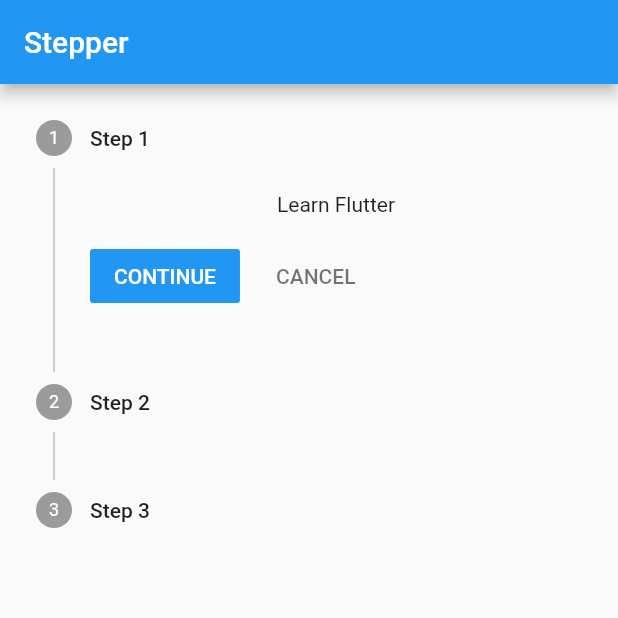
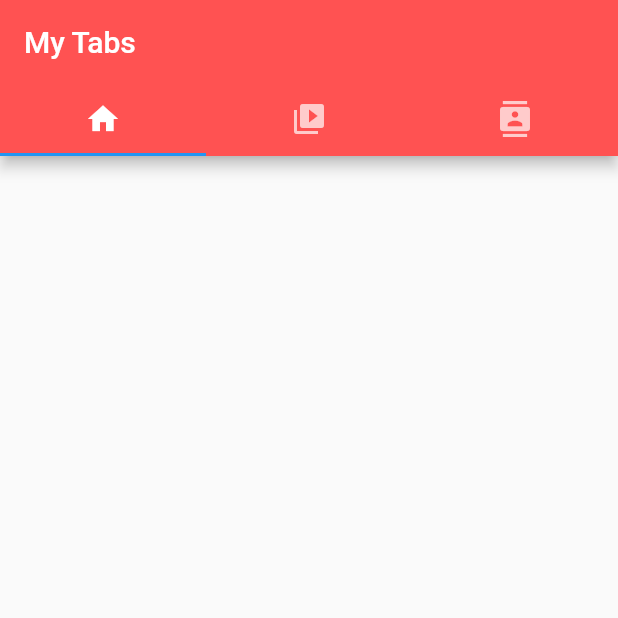
Before and after one commit to JKBustillo/first-app-fluttler, a Flutter app: the screen it shows after launch, on a phone screen of 412 x 824 dp, the top half of it. Run offline on Flutter 3.47's test engine with Material 2 defaults, Android fonts, the phone set to English and light mode, and no system bars.

Commit message:
feat: tabBar ready

```diff
--- a/lib/main.dart
+++ b/lib/main.dart
@@ -2,62 +2,44 @@ import 'package:flutter/material.dart';
 
 void main() {
   runApp(new MaterialApp(
-    home: MyStepper(),
+    home: MyTabs(),
   ));
 }
 
-class MyStepper extends StatefulWidget {
-  MyStepper({Key key}) : super(key: key);
+class MyTabs extends StatefulWidget {
+  MyTabs({Key key}) : super(key: key);
 
   @override
-  _MyStepperState createState() => _MyStepperState();
+  _MyTabsState createState() => _MyTabsState();
 }
 
-class _MyStepperState extends State<MyStepper> {
-  int _currentStep = 0;
-  List<Step> mySteps = [
-    new Step(
-      title: new Text("Step 1"),
-      content: new Text("Learn Flutter")
-    ),
-    new Step(
-      title: new Text("Step 2"),
-      content: new Text("Develop App")
-    ),
-    new Step(
-      title: new Text("Step 3"),
-      content: new Text("Deploy App")
-    )
-  ];
+class _MyTabsState extends State<MyTabs> with SingleTickerProviderStateMixin {
+  TabController controller;
+  @override
+  void initState() {
+    super.initState();
+    controller = new TabController(length: 3, vsync: this);
+  }
 
   @override
   Widget build(BuildContext context) {
     return Scaffold(
        appBar: new AppBar(
-         title: new Text("Stepper")
-       ),
-       body: new Container(
-         child: new Stepper(
-           currentStep: this._currentStep,
-           steps: mySteps,
-           onStepContinue: () {
-             setState(() {
-               if (_currentStep < mySteps.length-1) {
-                 _currentStep++;
-               } else {
-                 _currentStep = 0;
-               }
-             });
-           },
-           onStepCancel: () {
-             setState(() {
-               if (_currentStep > 0) {
-                 _currentStep--;
-               } else {
-                 _currentStep = mySteps.length-1;
-               }
-             });
-           },
+         title: new Text("My Tabs"),
+         backgroundColor: Colors.redAccent,
+         bottom: new TabBar(
+           tabs: <Widget>[
+             new Tab(
+               icon: new Icon(Icons.home),
+             ),
+             new Tab(
+               icon: new Icon(Icons.video_library),
+             ),
+             new Tab(
+               icon: new Icon(Icons.contacts),
+             )
+           ],
+           controller: controller,
          ),
        ),
     );
```
